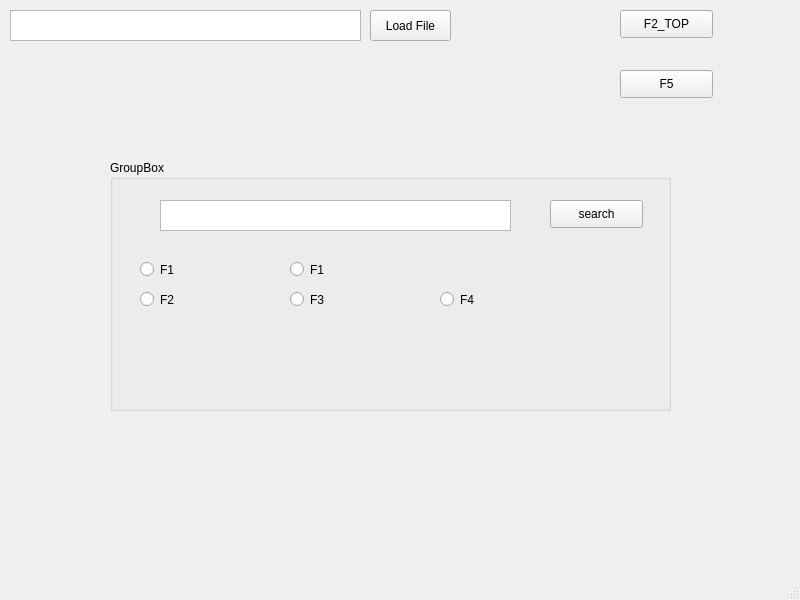
Before: the Qt Designer form DS_2020_GUI/DS_2020_GUI/MainWindow.ui in ChrisJaunes/DS_2020, drawn with Qt 5.
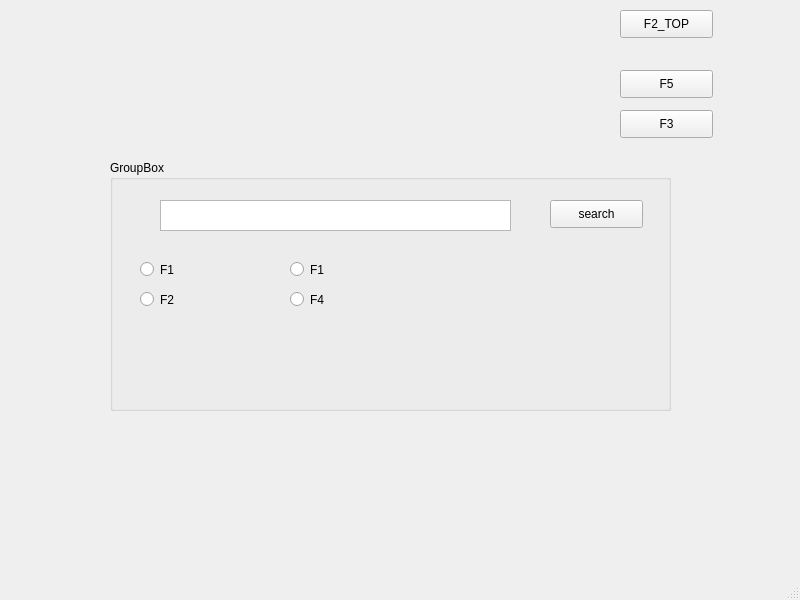
After: the same form once the commit is applied.

Diff of the .ui file:
```diff
--- a/DS_2020_GUI/DS_2020_GUI/MainWindow.ui
+++ b/DS_2020_GUI/DS_2020_GUI/MainWindow.ui
@@ -85,23 +85,10 @@
       <string>F2</string>
      </property>
     </widget>
-    <widget class="QRadioButton" name="rbn_F3">
-     <property name="geometry">
-      <rect>
-       <x>180</x>
-       <y>130</y>
-       <width>115</width>
-       <height>19</height>
-      </rect>
-     </property>
-     <property name="text">
-      <string>F3</string>
-     </property>
-    </widget>
     <widget class="QRadioButton" name="rbn_F4">
      <property name="geometry">
       <rect>
-       <x>330</x>
+       <x>180</x>
        <y>130</y>
        <width>115</width>
        <height>19</height>
@@ -151,27 +138,17 @@
      <string>F2_TOP</string>
     </property>
    </widget>
-   <widget class="QTextEdit" name="tet_loadfile">
+   <widget class="QPushButton" name="btn_F3">
     <property name="geometry">
      <rect>
-      <x>10</x>
-      <y>10</y>
-      <width>351</width>
-      <height>31</height>
-     </rect>
-    </property>
-   </widget>
-   <widget class="QPushButton" name="btn_loadfile">
-    <property name="geometry">
-     <rect>
-      <x>370</x>
-      <y>10</y>
-      <width>81</width>
-      <height>31</height>
+      <x>620</x>
+      <y>110</y>
+      <width>93</width>
+      <height>28</height>
      </rect>
     </property>
     <property name="text">
-     <string>Load File</string>
+     <string>F3</string>
     </property>
    </widget>
   </widget>
```
Left out of the diff: 19 changed lines with no effect on the pictures.
